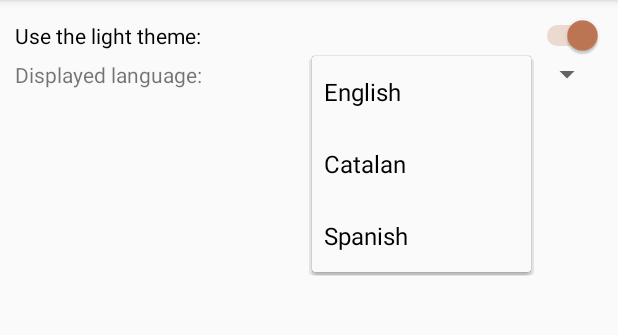
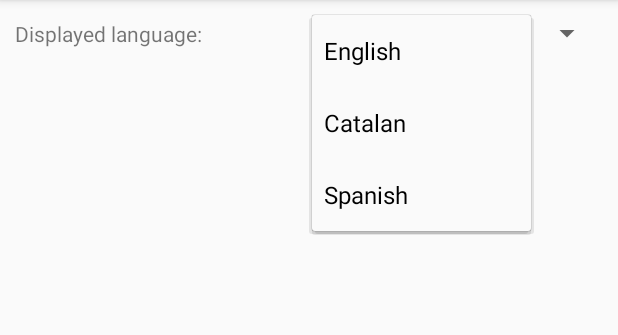
Before and after one commit to AdminEsdi/EsdiApp, an Android app: the Settings screen opened directly, with no data from a screen before it, after a tap on "Catalan", on a phone screen of 412 x 824 dp, the part 84-419 px from its top. Run offline under Robolectric (Android 15) with nearby library versions, the phone set to English and light mode, and no system bars.

```diff
--- a/app/src/main/java/com/example/usuario/webesdi/Settings.java
+++ b/app/src/main/java/com/example/usuario/webesdi/Settings.java
@@ -43,12 +43,7 @@ public class Settings extends BaseActivity  implements CompoundButton.OnCheckedC
             Intent i = getIntent();
             callingActivity =  i.getStringExtra("callingActivity");
         }
-        boolean appTheme = sp.getBoolean("temaAplicacion", true);
-        themeSwitch = (Switch) findViewById(R.id.themeSwitch);
-        themeSwitch.setChecked(appTheme);
-        if (themeSwitch != null) {
-            themeSwitch.setOnCheckedChangeListener(this);
-        }
+
 
         int posi = sp.getInt("idiomaAplicacion", 1);
         spinner = (Spinner) findViewById(R.id.spinner);
--- a/app/src/main/java/com/example/usuario/webesdi/activity_tutoriales.java
+++ b/app/src/main/java/com/example/usuario/webesdi/activity_tutoriales.java
@@ -3,7 +3,7 @@ package com.example.usuario.webesdi;
 import android.support.v7.app.AppCompatActivity;
 import android.os.Bundle;
 
-public class       activity_tutoriales extends AppCompatActivity {
+public class  activity_tutoriales extends AppCompatActivity {
 
     @Override
     protected void onCreate(Bundle savedInstanceState) {
--- a/app/src/main/res/layout-xlarge/activity_contacto.xml
+++ b/app/src/main/res/layout-xlarge/activity_contacto.xml
@@ -85,7 +85,7 @@
                     android:textSize="24sp"
                     app:layout_constraintLeft_toLeftOf="parent"
                     app:layout_constraintRight_toRightOf="parent"
-                    app:layout_constraintTop_toBottomOf="@+id/TienesDudas" />
+                     />
             </android.support.constraint.ConstraintLayout>
 
             <fragment
--- a/app/src/main/res/layout/activity_contacto.xml
+++ b/app/src/main/res/layout/activity_contacto.xml
@@ -63,7 +63,7 @@
                     android:text="@string/contacto_chat"
                     android:textColor="@color/letrasEsdi"
                     app:layout_constraintRight_toRightOf="parent"
-                    app:layout_constraintTop_toBottomOf="@+id/TienesDudas" />
+                     />
 
                 <Button
                     android:id="@+id/botonchat"
@@ -80,7 +80,7 @@
                     android:textColor="@color/letrasEsdi"
                     app:layout_constraintLeft_toLeftOf="parent"
                     app:layout_constraintRight_toRightOf="parent"
-                    app:layout_constraintTop_toBottomOf="@+id/TienesDudas" />
+                    />
             </android.support.constraint.ConstraintLayout>
 
             <fragment
--- a/app/src/main/res/layout/activity_settings.xml
+++ b/app/src/main/res/layout/activity_settings.xml
@@ -5,11 +5,6 @@
     android:orientation="vertical"
     android:padding="10dp">
 
-    <Switch
-        android:id="@+id/themeSwitch"
-        android:layout_width="match_parent"
-        android:layout_height="wrap_content"
-        android:text="@string/confTemaTitulo" />
 
     <LinearLayout
         android:layout_width="match_parent"
--- a/app/src/main/res/menu/main_menu.xml
+++ b/app/src/main/res/menu/main_menu.xml
@@ -1,8 +1,8 @@
 <?xml version="1.0" encoding="utf-8"?>
 <menu xmlns:android="http://schemas.android.com/apk/res/android">
-    <item android:id="@+id/configuracion"
-        android:title="@string/menuP_settings"
-        android:showAsAction="ifRoom"/>
+    <item android:id="@+id/languages"
+        android:title="@string/menuP_languages"
+      />
     <item android:id="@+id/desconection"
         android:title="@string/help" />
 </menu>
--- a/app/src/main/res/menu/menu_cafeteria.xml
+++ b/app/src/main/res/menu/menu_cafeteria.xml
@@ -2,6 +2,9 @@
     xmlns:app="http://schemas.android.com/apk/res-auto"
     xmlns:tools="http://schemas.android.com/tools"
     tools:context="com.example.usuario.webesdi.Cafeteria">
+    <item android:id="@+id/languages"
+        android:title="@string/menuP_languages"
+        />
     <item
         android:id="@+id/action_settings"
         android:orderInCategory="100"
--- a/app/src/main/res/values/strings.xml
+++ b/app/src/main/res/values/strings.xml
@@ -36,7 +36,7 @@
     <string name="menuP_cafeteria">Coffe Shop</string>
 
     <!-- Menus opciones -->
-    <string name="menuP_settings">Settings</string>
+    <string name="menuP_languages">Languages</string>
     <string name="help">Disconnect</string>
 
     <!-- Acitvity impresoras -->
```
Also changed, not shown: app/src/main/res/layout-land/activity_contacto.xml (+5 -7 lines), 2 other files.
